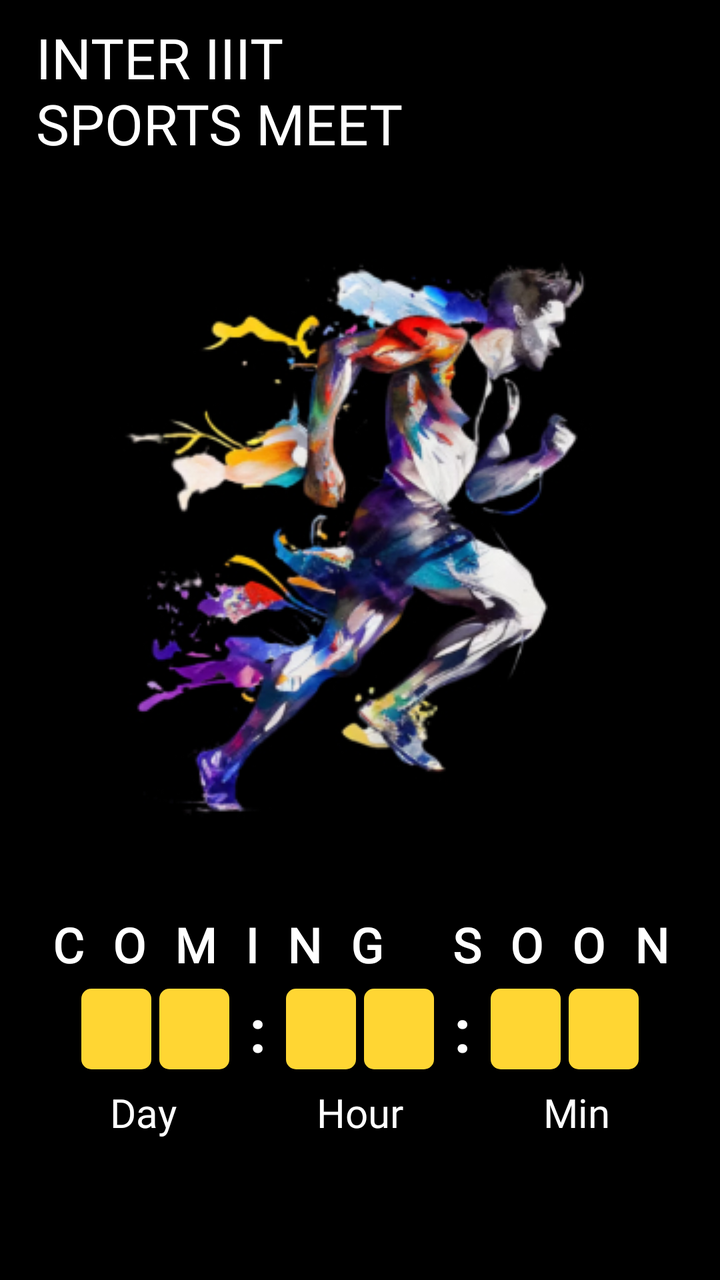
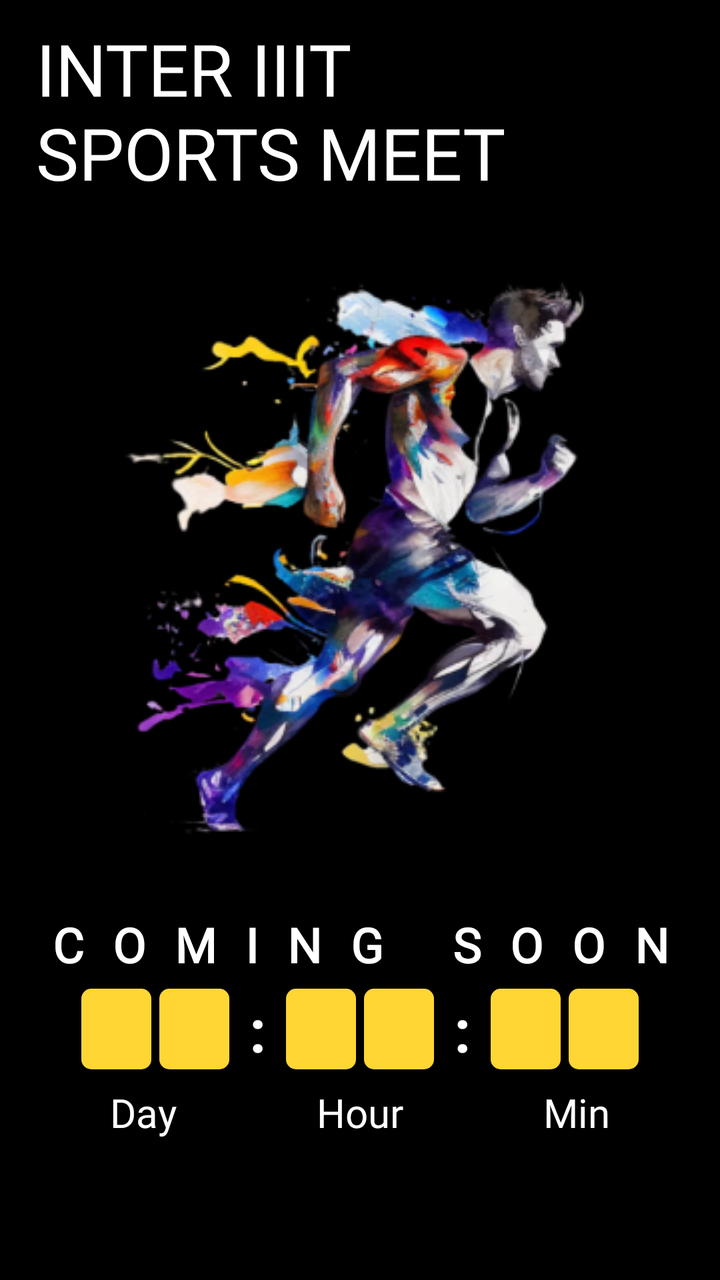

Screens rendered from an Android XML layout before and after an edit, with the pre-edit source and the edit as a unified diff.
<!-- AndroidManifest.xml: application theme Theme.NavigationDrawer -->
<!-- res/layout/fragment_home.xml -->
<?xml version="1.0" encoding="utf-8"?>
<androidx.constraintlayout.widget.ConstraintLayout xmlns:android="http://schemas.android.com/apk/res/android"
    xmlns:app="http://schemas.android.com/apk/res-auto"
    xmlns:tools="http://schemas.android.com/tools"
    android:layout_width="match_parent"
    android:layout_height="match_parent"
    android:background="@color/black"
    tools:context=".Fragment.Home">

    <androidx.constraintlayout.widget.Guideline
        android:id="@+id/leftGuide"
        android:layout_width="wrap_content"
        android:layout_height="wrap_content"
        android:orientation="vertical"
        app:layout_constraintGuide_percent="0.05" />

    <androidx.constraintlayout.widget.Guideline
        android:id="@+id/rightGuide"
        android:layout_width="wrap_content"
        android:layout_height="wrap_content"
        android:orientation="vertical"
        app:layout_constraintGuide_percent="0.95" />

    <TextView
        android:id="@+id/textView3"
        android:layout_width="0dp"
        android:layout_height="wrap_content"
        android:fontFamily="@font/poppins_semibold"
        android:text="INTER IIIT \nSPORTS MEET"
        android:layout_marginTop="10dp"
        android:textColor="@color/white"
        android:textSize="28sp"
        app:layout_constraintEnd_toStartOf="@id/rightGuide"
        app:layout_constraintStart_toStartOf="@+id/leftGuide"
        app:layout_constraintTop_toTopOf="parent" />

    <ImageButton
        android:layout_width="0dp"
        android:layout_height="wrap_content"
        android:background="@color/black"
        android:src="@drawable/run"
        app:layout_constraintBottom_toTopOf="@+id/comingSoon"
        app:layout_constraintEnd_toEndOf="@id/rightGuide"
        app:layout_constraintStart_toStartOf="@id/leftGuide"
        app:layout_constraintTop_toBottomOf="@+id/textView3" />
    <TextView
        android:id="@+id/comingSoon"
        android:layout_width="0dp"
        android:layout_height="wrap_content"
        android:layout_marginTop="456dp"
        android:fontFamily="@font/poppins"
        android:gravity="center"
        android:letterSpacing="0.6"
        android:text="COMING SOON"
        android:textColor="@color/white"
        android:textSize="24sp"
        android:textStyle="bold"
        app:layout_constraintEnd_toEndOf="@id/rightGuide"
        app:layout_constraintHorizontal_bias="0.0"
        app:layout_constraintStart_toStartOf="@id/leftGuide"
        app:layout_constraintTop_toTopOf="parent" />

    <LinearLayout
        android:id="@+id/linearLayout"
        android:layout_width="0dp"
        android:layout_height="wrap_content"
        android:gravity="center"
        android:orientation="horizontal"
        app:layout_constraintBottom_toBottomOf="parent"
        app:layout_constraintEnd_toEndOf="parent"
        app:layout_constraintEnd_toStartOf="@id/rightGuide"
        app:layout_constraintHorizontal_bias="0.0"
        app:layout_constraintStart_toStartOf="@+id/leftGuide"
        app:layout_constraintTop_toBottomOf="@+id/comingSoon"
        app:layout_constraintVertical_bias="0.055">

        <TextView
            android:id="@+id/days1"
            android:layout_width="35dp"
            android:layout_height="wrap_content"
            android:background="@drawable/round_back"
            android:gravity="center"
            android:textAlignment="center"
            android:textColor="#FFFFFF"
            android:textSize="30sp"
            android:textStyle="bold" />

        <TextView
            android:id="@+id/days2"
            android:layout_width="35dp"
            android:layout_height="wrap_content"
            android:layout_marginLeft="4dp"
            android:background="@drawable/round_back"
            android:gravity="center"
            android:textAlignment="center"
            android:textColor="#FFFFFF"
            android:textSize="30sp"
            android:textStyle="bold" />

        <TextView
            android:layout_width="wrap_content"
            android:layout_height="wrap_content"
            android:layout_marginStart="10dp"
            android:layout_marginEnd="10dp"
            android:text=":"
            android:textColor="#FFFFFF"
            android:textSize="30sp"
            android:textStyle="bold" />

        <TextView
            android:id="@+id/hours1"
            android:layout_width="35dp"
            android:layout_height="wrap_content"
            android:background="@drawable/round_back"
            android:gravity="center"
            android:textAlignment="center"
            android:textColor="#FFFFFF"
            android:textSize="30sp"
            android:textStyle="bold" />

        <TextView
            android:id="@+id/hours2"
            android:layout_width="35dp"
            android:layout_height="wrap_content"
            android:layout_marginLeft="4dp"
            android:background="@drawable/round_back"
            android:gravity="center"
            android:textAlignment="center"
            android:textColor="#FFFFFF"
            android:textSize="30sp"
            android:textStyle="bold" />

        <TextView
            android:layout_width="wrap_content"
            android:layout_height="wrap_content"
            android:layout_marginStart="10dp"
            android:layout_marginEnd="10dp"
            android:text=":"
            android:textColor="#FFFFFF"
            android:textSize="30sp"
            android:textStyle="bold" />

        <TextView
            android:id="@+id/minutes1"
            android:layout_width="35dp"
            android:layout_height="wrap_content"
            android:background="@drawable/round_back"
            android:gravity="center"
            android:textAlignment="center"
            android:textColor="#FFFFFF"
            android:textSize="30sp"
            android:textStyle="bold" />

        <TextView
            android:id="@+id/minutes2"
            android:layout_width="35dp"
            android:layout_height="wrap_content"
            android:layout_marginLeft="4dp"
            android:background="@drawable/round_back"
            android:gravity="center"
            android:textAlignment="center"
            android:textColor="#FFFFFF"
            android:textSize="30sp"
            android:textStyle="bold" />

    </LinearLayout>

    <LinearLayout
        android:id="@+id/dayLinearLayout"
        android:layout_width="0dp"
        android:layout_height="wrap_content"
        android:layout_marginTop="8dp"
        android:gravity="center"
        android:orientation="horizontal"
        app:layout_constraintEnd_toEndOf="parent"
        app:layout_constraintEnd_toStartOf="@id/rightGuide"
        app:layout_constraintHorizontal_bias="0.0"
        app:layout_constraintStart_toStartOf="@+id/leftGuide"
        app:layout_constraintTop_toBottomOf="@+id/linearLayout">

        <TextView
            android:layout_width="wrap_content"
            android:layout_height="wrap_content"
            android:layout_marginHorizontal="30sp"
            android:fontFamily="@font/poppins"
            android:text="Day"
            android:textColor="@color/white"
            android:textSize="20sp" />

        <TextView
            android:layout_width="wrap_content"
            android:layout_height="wrap_content"
            android:layout_marginHorizontal="40sp"
            android:fontFamily="@font/poppins"
            android:text="Hour"
            android:textColor="@color/white"
            android:textSize="20sp" />

        <TextView
            android:layout_width="wrap_content"
            android:layout_height="wrap_content"
            android:layout_marginHorizontal="30sp"
            android:fontFamily="@font/poppins"
            android:text="Min"
            android:textColor="@color/white"
            android:textSize="20sp" />

    </LinearLayout>

</androidx.constraintlayout.widget.ConstraintLayout>
<!-- resources referenced by this layout -->
<resources>
  <color name="black">#FF000000</color>
  <color name="white">#FFFFFFFF</color>
  <!-- drawable round_back (drawable) -->
  <?xml version="1.0" encoding="utf-8"?>
  <shape xmlns:android="http://schemas.android.com/apk/res/android"
      android:shape="rectangle">
  
      <solid android:color="#FFD633"/>
      <corners android:radius="5dp"/>
  
  </shape>
  <!-- drawable run: jpg bitmap (drawable, 78014 bytes) -->
  <style name="Theme.NavigationDrawer" parent="Theme.MaterialComponents.DayNight.NoActionBar">
          
          <item name="colorPrimary">#FFECA1</item>
          
      </style>
</resources>

<!-- the commit's change to res/layout/fragment_home.xml (unified diff, before → after) -->
@@ -29,12 +29,13 @@
         android:text="INTER IIIT \nSPORTS MEET"
         android:layout_marginTop="10dp"
         android:textColor="@color/white"
-        android:textSize="28sp"
+        android:textSize="36sp"
         app:layout_constraintEnd_toStartOf="@id/rightGuide"
         app:layout_constraintStart_toStartOf="@+id/leftGuide"
         app:layout_constraintTop_toTopOf="parent" />
 
     <ImageButton
+        android:id="@+id/img1"
         android:layout_width="0dp"
         android:layout_height="wrap_content"
         android:background="@color/black"
